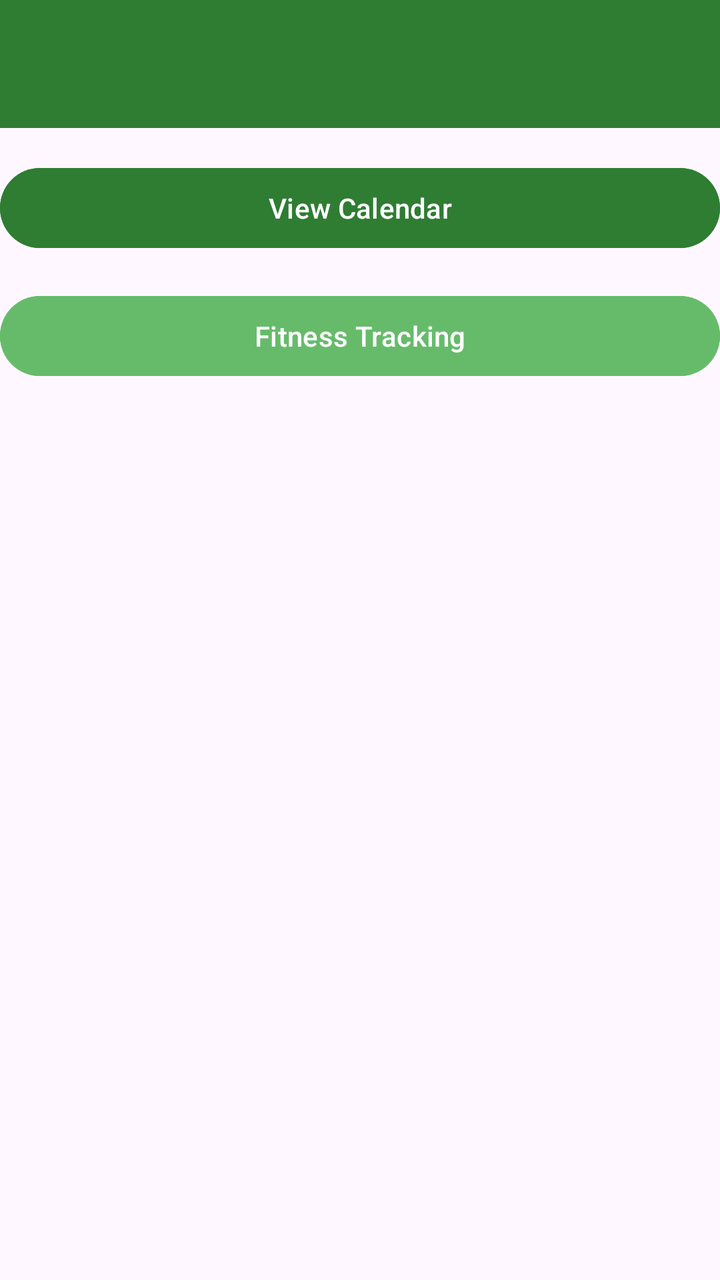
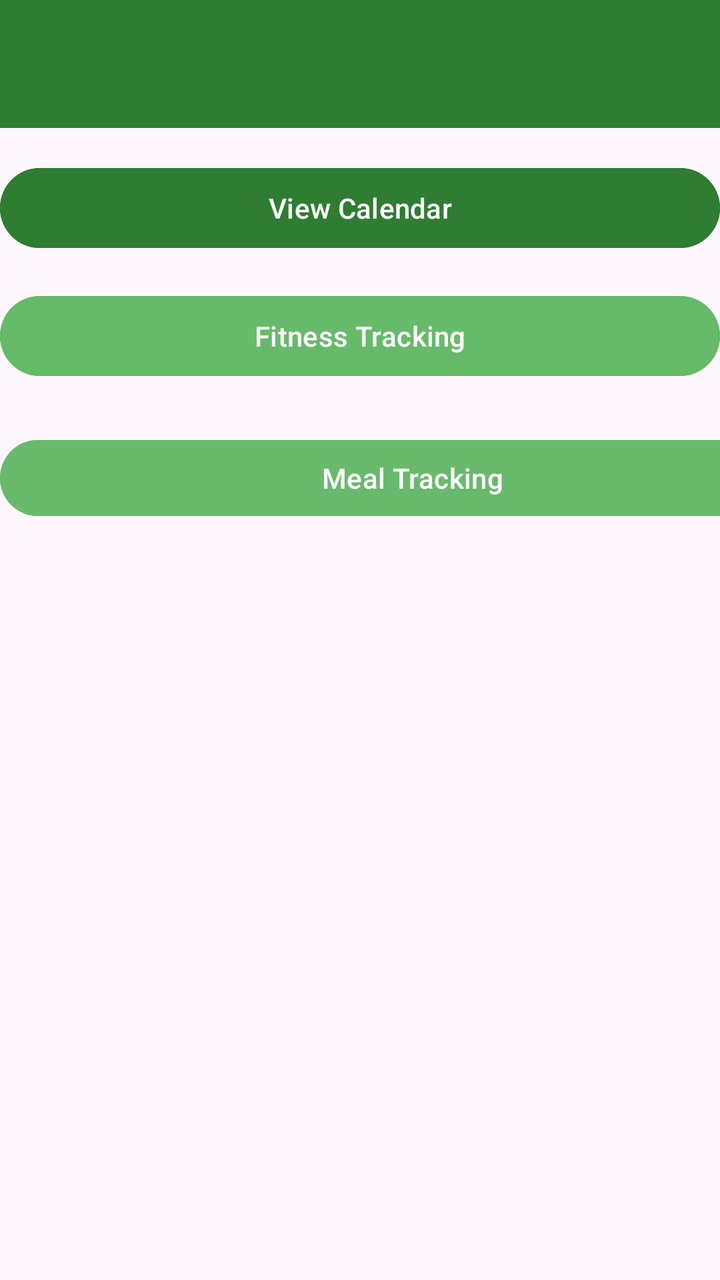

Compare the two renders of this Android layout. The source of the first and the diff that turns it into the second are given below.
<!-- AndroidManifest.xml: application theme Theme.Thriveapp -->
<!-- res/layout/activity_main.xml -->
<?xml version="1.0" encoding="utf-8"?>
<androidx.constraintlayout.widget.ConstraintLayout
    xmlns:android="http://schemas.android.com/apk/res/android"
    xmlns:app="http://schemas.android.com/apk/res-auto"
    xmlns:tools="http://schemas.android.com/tools"
    android:id="@+id/main"
    android:layout_width="match_parent"
    android:layout_height="match_parent"
    tools:context=".MainActivity">

    
    <androidx.appcompat.widget.Toolbar
        android:id="@+id/appBar"
        android:layout_width="match_parent"
        android:layout_height="wrap_content"
        android:background="@color/primary_green"
        android:elevation="4dp"
        app:titleTextColor="@color/button_text"
        android:theme="@style/ThemeOverlay.AppCompat.Dark.ActionBar"
        app:layout_constraintTop_toTopOf="parent"/>

    
    <Button
        android:id="@+id/calendarButton"
        android:layout_width="0dp"
        android:layout_height="wrap_content"
        android:text="View Calendar"
        android:textColor="@color/button_text"
        android:backgroundTint="@color/primary_green"
        app:layout_constraintStart_toStartOf="parent"
        app:layout_constraintEnd_toEndOf="parent"
        app:layout_constraintTop_toBottomOf="@+id/appBar"
        android:layout_marginTop="16dp"/>

    
    <Button
        android:id="@+id/fitnessTrackingButton"
        android:layout_width="0dp"
        android:layout_height="wrap_content"
        android:text="Fitness Tracking"
        android:textColor="@color/button_text"
        android:backgroundTint="@color/secondary_green"
        app:layout_constraintStart_toStartOf="parent"
        app:layout_constraintEnd_toEndOf="parent"
        app:layout_constraintTop_toBottomOf="@id/calendarButton"
        android:layout_marginTop="16dp"/>


</androidx.constraintlayout.widget.ConstraintLayout>
<!-- resources referenced by this layout -->
<resources>
  <color name="button_text">#FFFFFF</color>
  <color name="primary_green">#2E7D32</color>
  <color name="secondary_green">#66BB6A</color>
  <style name="Theme.Thriveapp" parent="Base.Theme.Thriveapp" />
  <style name="Base.Theme.Thriveapp" parent="Theme.Material3.DayNight.NoActionBar">
          
          
      </style>
</resources>

<!-- the commit's change to res/layout/activity_main.xml (unified diff, before → after) -->
@@ -45,5 +45,17 @@
         app:layout_constraintTop_toBottomOf="@id/calendarButton"
         android:layout_marginTop="16dp"/>
 
+    <Button
+        android:id="@+id/MealTrackingButton"
+        android:layout_width="412dp"
+        android:layout_height="46dp"
+        android:layout_marginTop="24dp"
+        android:backgroundTint="#69BA6D"
+        android:text="Meal Tracking"
+        app:layout_constraintEnd_toEndOf="parent"
+        app:layout_constraintHorizontal_bias="0.0"
+        app:layout_constraintStart_toStartOf="parent"
+        app:layout_constraintTop_toBottomOf="@+id/fitnessTrackingButton" />
+
 
 </androidx.constraintlayout.widget.ConstraintLayout>
